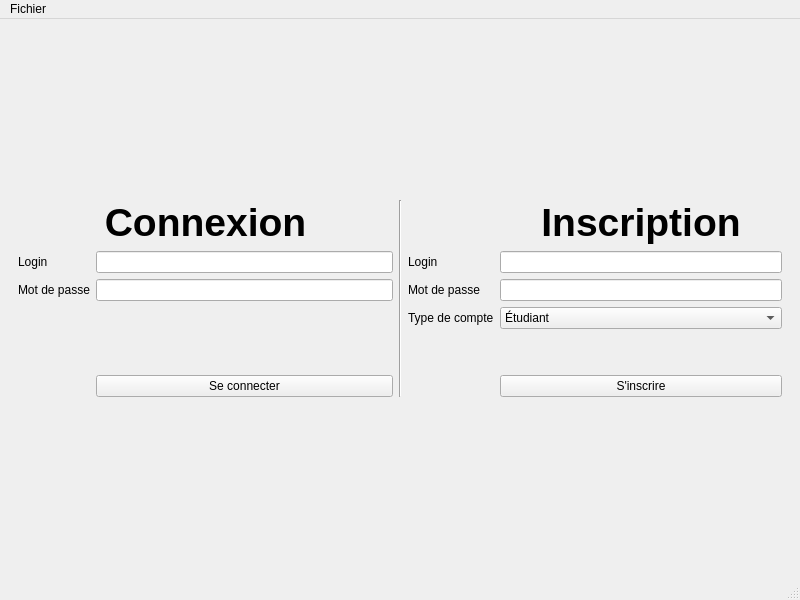
This is Master/mainwindow.ui in ArnaudScheffler/ProjetCPOOA as Qt 5 draws it before an edit. The edited form follows.
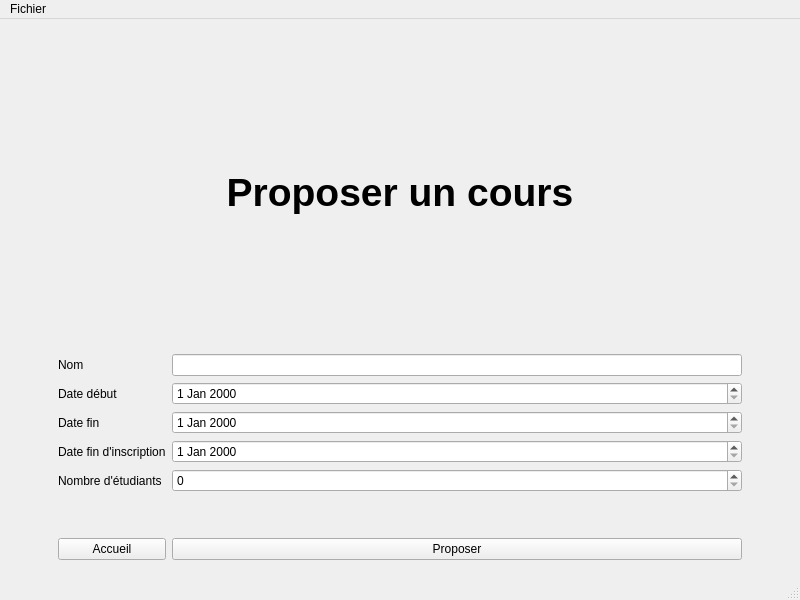
This is the edited form. The open tabs and pages were chosen to show the change.

Commit message: Interdit l'invalidation, et affiche la liste des cours à valider quand on est admin

Patch:
```diff
--- a/Master/mainwindow.ui
+++ b/Master/mainwindow.ui
@@ -207,7 +207,7 @@
            </widget>
           </item>
           <item row="4" column="1">
-           <spacer name="verticalSpacer_7">
+           <spacer name="verticalSpacer_9">
             <property name="orientation">
              <enum>Qt::Vertical</enum>
             </property>
@@ -530,6 +530,143 @@
         </item>
        </layout>
       </widget>
+      <widget class="QWidget" name="ProposerCours">
+       <layout class="QGridLayout" name="gridLayout_8">
+        <item row="0" column="1">
+         <layout class="QGridLayout" name="gridLayout_9">
+          <item row="1" column="1">
+           <widget class="QLineEdit" name="lineEditNomCoursPropose"/>
+          </item>
+          <item row="5" column="0">
+           <widget class="QLabel" name="label_18">
+            <property name="text">
+             <string>Nombre d'étudiants</string>
+            </property>
+           </widget>
+          </item>
+          <item row="4" column="0">
+           <widget class="QLabel" name="label_17">
+            <property name="text">
+             <string>Date fin d'inscription</string>
+            </property>
+           </widget>
+          </item>
+          <item row="2" column="0">
+           <widget class="QLabel" name="label_15">
+            <property name="text">
+             <string>Date début</string>
+            </property>
+           </widget>
+          </item>
+          <item row="4" column="1">
+           <widget class="QDateEdit" name="dateEdit_fin_i"/>
+          </item>
+          <item row="3" column="0">
+           <widget class="QLabel" name="label_16">
+            <property name="text">
+             <string>Date fin</string>
+            </property>
+           </widget>
+          </item>
+          <item row="2" column="1">
+           <widget class="QDateEdit" name="dateEdit_debut"/>
+          </item>
+          <item row="1" column="0">
+           <widget class="QLabel" name="label_14">
+            <property name="text">
+             <string>Nom</string>
+            </property>
+           </widget>
+          </item>
+          <item row="6" column="1">
+           <spacer name="verticalSpacer_7">
+            <property name="orientation">
+             <enum>Qt::Vertical</enum>
+            </property>
+            <property name="sizeType">
+             <enum>QSizePolicy::Preferred</enum>
+            </property>
+            <property name="sizeHint" stdset="0">
+             <size>
+              <width>20</width>
+              <height>40</height>
+             </size>
+            </property>
+           </spacer>
+          </item>
+          <item row="3" column="1">
+           <widget class="QDateEdit" name="dateEdit_fin"/>
+          </item>
+          <item row="0" column="0" colspan="2">
+           <widget class="QLabel" name="label_19">
+            <property name="font">
+             <font>
+              <pointsize>29</pointsize>
+              <weight>75</weight>
+              <bold>true</bold>
+             </font>
+            </property>
+            <property name="text">
+             <string>Proposer un cours</string>
+            </property>
+            <property name="alignment">
+             <set>Qt::AlignCenter</set>
+            </property>
+           </widget>
+          </item>
+          <item row="7" column="1">
+           <widget class="QPushButton" name="pushButtonProposerCours">
+            <property name="text">
+             <string>Proposer</string>
+            </property>
+           </widget>
+          </item>
+          <item row="7" column="0">
+           <widget class="QPushButton" name="pushButtonAccueil_2">
+            <property name="text">
+             <string>Accueil</string>
+            </property>
+           </widget>
+          </item>
+          <item row="5" column="1">
+           <widget class="QSpinBox" name="spinBox_nbEtu"/>
+          </item>
+         </layout>
+        </item>
+        <item row="0" column="0">
+         <spacer name="horizontalSpacer_2">
+          <property name="orientation">
+           <enum>Qt::Horizontal</enum>
+          </property>
+          <property name="sizeType">
+           <enum>QSizePolicy::Minimum</enum>
+          </property>
+          <property name="sizeHint" stdset="0">
+           <size>
+            <width>40</width>
+            <height>20</height>
+           </size>
+          </property>
+         </spacer>
+        </item>
+        <item row="0" column="2">
+         <spacer name="horizontalSpacer_3">
+          <property name="orientation">
+           <enum>Qt::Horizontal</enum>
+          </property>
+          <property name="sizeType">
+           <enum>QSizePolicy::Minimum</enum>
+          </property>
+          <property name="sizeHint" stdset="0">
+           <size>
+            <width>40</width>
+            <height>20</height>
+           </size>
+          </property>
+         </spacer>
+        </item>
+       </layout>
+      </widget>
      </widget>
     </item>
    </layout>
```
Left out of the diff: 129 changed lines with no effect on the pictures. Lines whose indentation alone changed are shown as unchanged. The commit also changes 6 other files.
